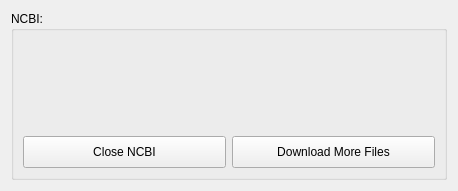
First picture: the form in NCBI_navigation_page.ui, repository TrinhLab/CASPERapp, before the edit.
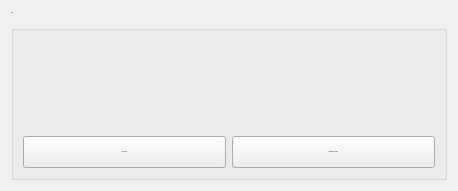
Second picture: the form after the edit.

```diff
--- a/NCBI_navigation_page.ui
+++ b/NCBI_navigation_page.ui
@@ -13,6 +13,7 @@
   <property name="font">
    <font>
     <family>Arial</family>
+    <pointsize>-1</pointsize>
     <weight>50</weight>
     <italic>false</italic>
     <bold>false</bold>
@@ -66,7 +67,7 @@
         <property name="font">
          <font>
           <family>Arial</family>
-          
+          <pointsize>-1</pointsize>
           <weight>50</weight>
           <italic>false</italic>
           <bold>false</bold>
@@ -97,7 +98,7 @@
         <property name="font">
          <font>
           <family>Arial</family>
-          
+          <pointsize>-1</pointsize>
           <weight>50</weight>
           <italic>false</italic>
           <bold>false</bold>
@@ -116,7 +117,7 @@
         <property name="font">
          <font>
           <family>Arial</family>
-          
+          <pointsize>-1</pointsize>
           <weight>50</weight>
           <italic>false</italic>
           <bold>false</bold>
```
Left out of the diff: 2 changed lines with no effect on the pictures.
